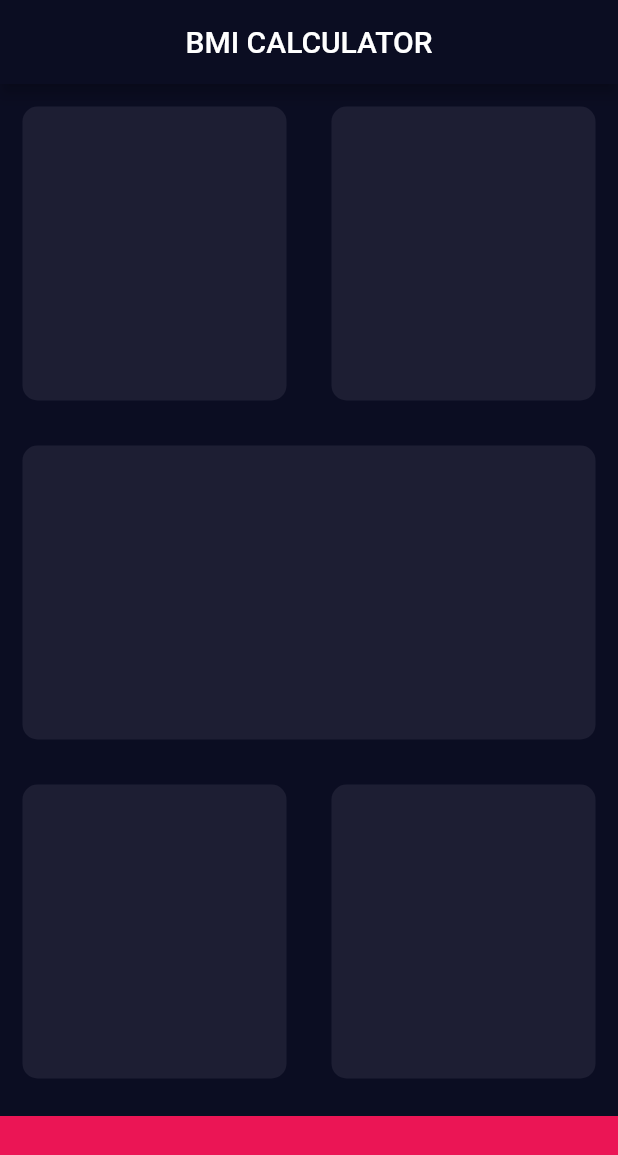
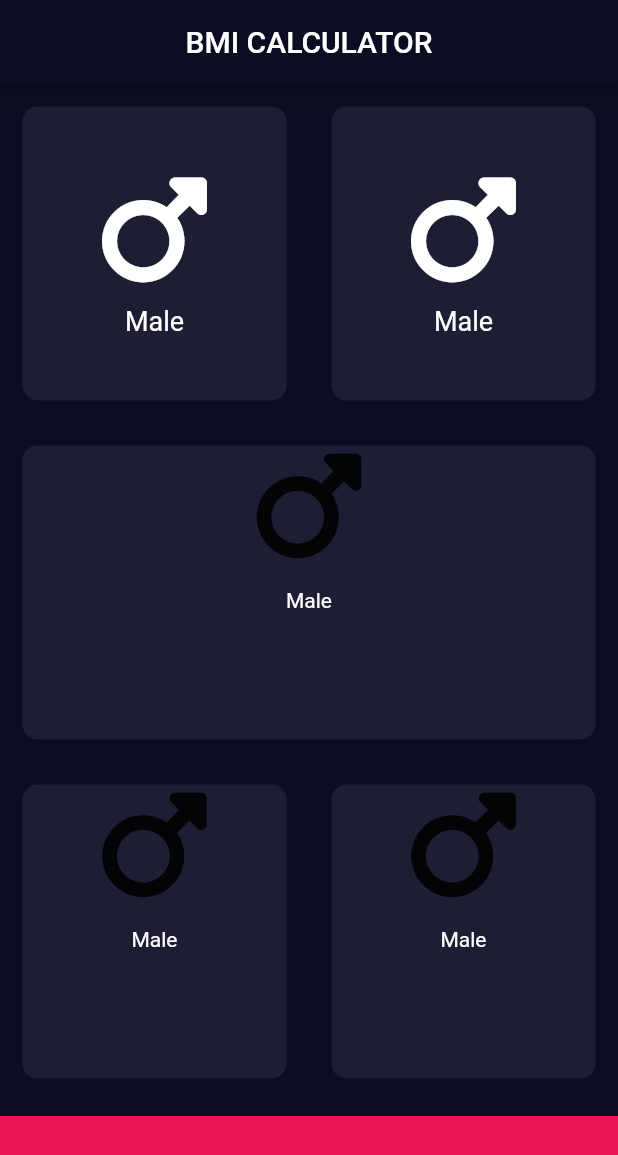
Before and after one commit to gartservice/bmi_calculator, a Flutter app: the screen it shows after launch, on a phone screen of 412 x 824 dp. Shown: the top 1155 px of the screen. Run offline on Flutter 3.47's test engine with Material 2 defaults, Android fonts, the phone set to English and light mode, and no system bars; our stand-ins replace font_awesome_flutter.

Commit message:
Icons and card widget was created

```diff
--- /dev/null
+++ b/lib/icon_content.dart
@@ -0,0 +1,27 @@
+import 'package:flutter/material.dart';
+class IconContent extends StatelessWidget {
+  final IconData icon;
+  final String text;
+  IconContent({required this.icon, required this.text});
+
+  @override
+  Widget build(BuildContext context) {
+    return Column(
+      mainAxisAlignment: MainAxisAlignment.center,
+      children: [
+        Icon(
+          icon,
+          size: 80.0,
+          color: Color(0xFFFFFFFF),
+        ),
+        SizedBox(
+          height: 10.0,
+        ),
+        Text(text, style:  TextStyle(
+          fontSize: 18.0,
+          color: Color(0xFFFFFFFF),
+        ),)
+      ],
+    );
+  }
+}
--- a/lib/input_page.dart
+++ b/lib/input_page.dart
@@ -1,9 +1,13 @@
 import 'package:flutter/material.dart';
 import 'package:font_awesome_flutter/font_awesome_flutter.dart';
+import 'icon_content.dart';
+import 'reusable_card.dart';
 
 const bottomButtonHeight = 80.0;
+const inactiveCardColor = Color(0xFF111328);
 const activeCardColour = Color(0xFF1D1E33);
 const bottomContainerColour = Color(0xFFEB1555);
+
 
 class InputPage extends StatefulWidget {
   @override
@@ -25,39 +29,15 @@ class _InputPageState extends State<InputPage> {
               children: [
                 Expanded(
                   child: ReusableCard(
+                    cardChild: IconContent(icon: FontAwesomeIcons.mars, text: 'Male'),
                     colour: activeCardColour,
-                    cardChild: Column(
-                      children: [
-                        Icon(
-                          FontAwesomeIcons.mars,
-                          size: 80.0,
-                        ),
-                        SizedBox(
-                          height: 15.0,
-                        ),
-                        Text('Male', style:  TextStyle(
-                          fontSize: 18.0,
-                          color: Color(0xFFFFFFFF),
-                        ),)
-                      ],
-                    ),
+
                   ),
                 ),
                 Expanded(
                   child: ReusableCard(
                     colour: activeCardColour,
-                    cardChild: Column(
-                      children: [
-                        Icon(
-                          FontAwesomeIcons.mars,
-                          size: 80.0,
-                        ),
-                        SizedBox(
-                          height: 15.0,
-                        ),
-                        Text('Male')
-                      ],
-                    ),
+                    cardChild: IconContent(icon: FontAwesomeIcons.mars, text: 'Male'),
                   ),
                 ),
               ],
@@ -136,19 +116,3 @@ class _InputPageState extends State<InputPage> {
     );
   }
 }
-
-class ReusableCard extends StatelessWidget {
-  final Color colour;
-  final Widget cardChild;
-
-  ReusableCard({required this.colour, required this.cardChild});
-
-  @override
-  Widget build(BuildContext context) {
-    return Container(
-      margin: EdgeInsets.all(15.0),
-      decoration: BoxDecoration(
-          color: colour, borderRadius: BorderRadius.circular(10.0)),
-    );
-  }
-}
--- /dev/null
+++ b/lib/reusable_card.dart
@@ -0,0 +1,18 @@
+import 'package:flutter/material.dart';
+
+class ReusableCard extends StatelessWidget {
+  final Color colour;
+  final Widget cardChild;
+
+  ReusableCard({required this.colour, required this.cardChild});
+
+  @override
+  Widget build(BuildContext context) {
+    return Container(
+      child: cardChild,
+      margin: EdgeInsets.all(15.0),
+      decoration: BoxDecoration(
+          color: colour, borderRadius: BorderRadius.circular(10.0)),
+    );
+  }
+}
```
